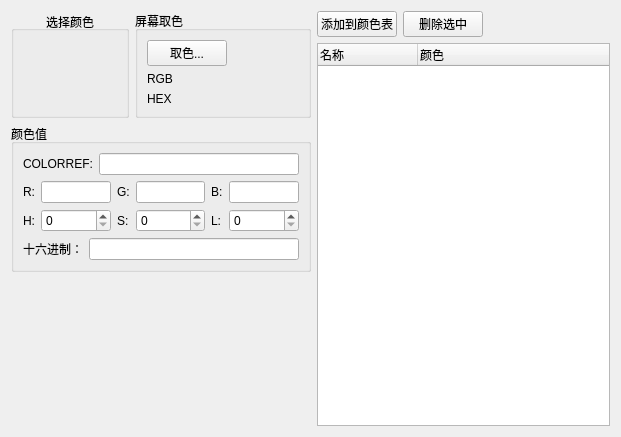
First picture: the form in code/ColorPicker/widgets/colorpickerwindow.ui, repository zhongyang219/DeveloperTools, before the edit.
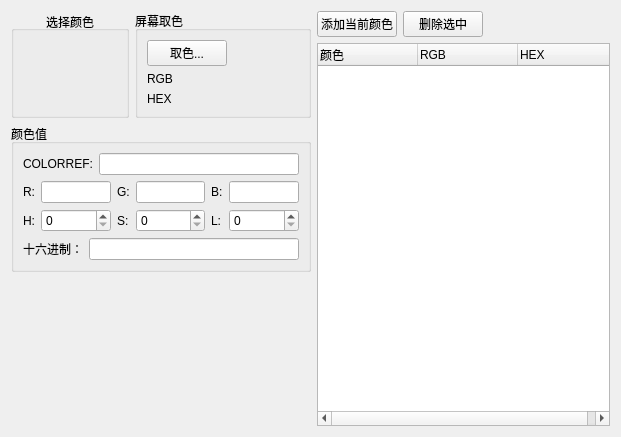
Second picture: the form after the edit. Icons and pictures are not drawn. Custom widgets are drawn as their Qt base class.

Commit message: 实现将颜色添加到颜色表的功能

```diff
--- a/code/ColorPicker/widgets/colorpickerwindow.ui
+++ b/code/ColorPicker/widgets/colorpickerwindow.ui
@@ -306,7 +306,11 @@
        <item>
         <widget class="QPushButton" name="addToColorTableBtn">
          <property name="text">
-          <string>添加到颜色表</string>
+          <string>添加当前颜色</string>
+         </property>
+         <property name="icon">
+          <iconset resource="../ColorPicker.qrc">
+           <normaloff>:/res/color.png</normaloff>:/res/color.png</iconset>
          </property>
         </widget>
        </item>
@@ -334,16 +338,24 @@
      </item>
      <item>
       <widget class="QTreeWidget" name="treeWidget">
-       <column>
-        <property name="text">
-         <string>名称</string>
-        </property>
-       </column>
+       <property name="selectionMode">
+        <enum>QAbstractItemView::ExtendedSelection</enum>
+       </property>
        <column>
         <property name="text">
          <string>颜色</string>
         </property>
        </column>
+       <column>
+        <property name="text">
+         <string>RGB</string>
+        </property>
+       </column>
+       <column>
+        <property name="text">
+         <string>HEX</string>
+        </property>
+       </column>
       </widget>
      </item>
     </layout>
```
Left out of the diff: 31 changed lines with no effect on the pictures. The commit also changes 10 other files.
